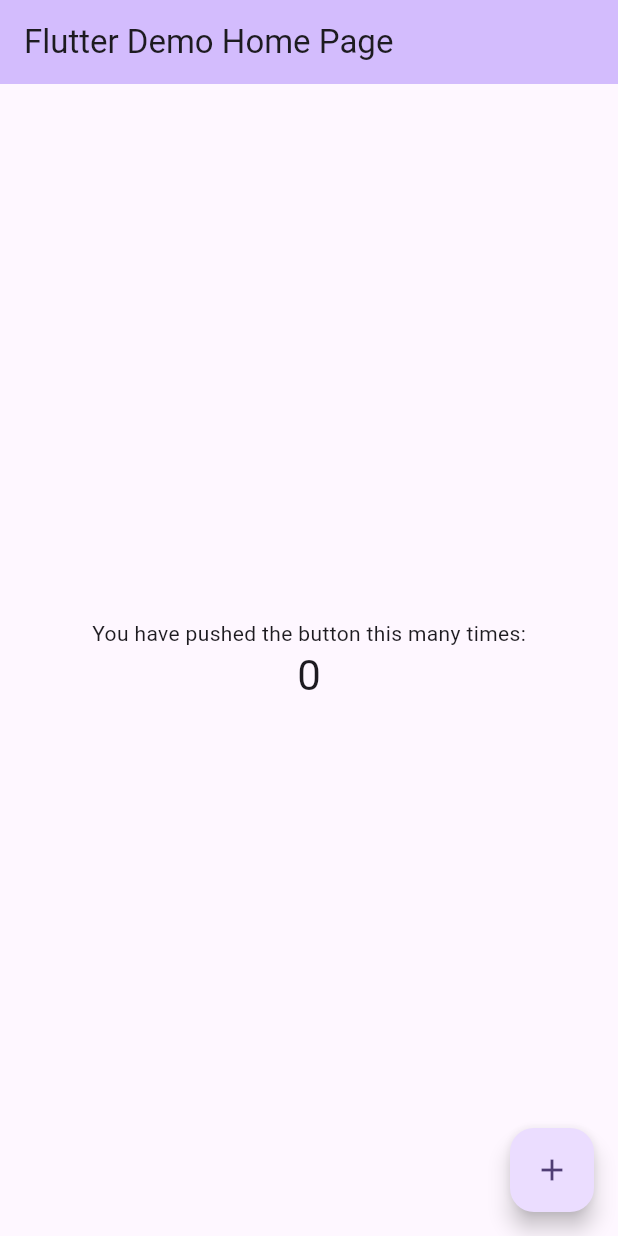
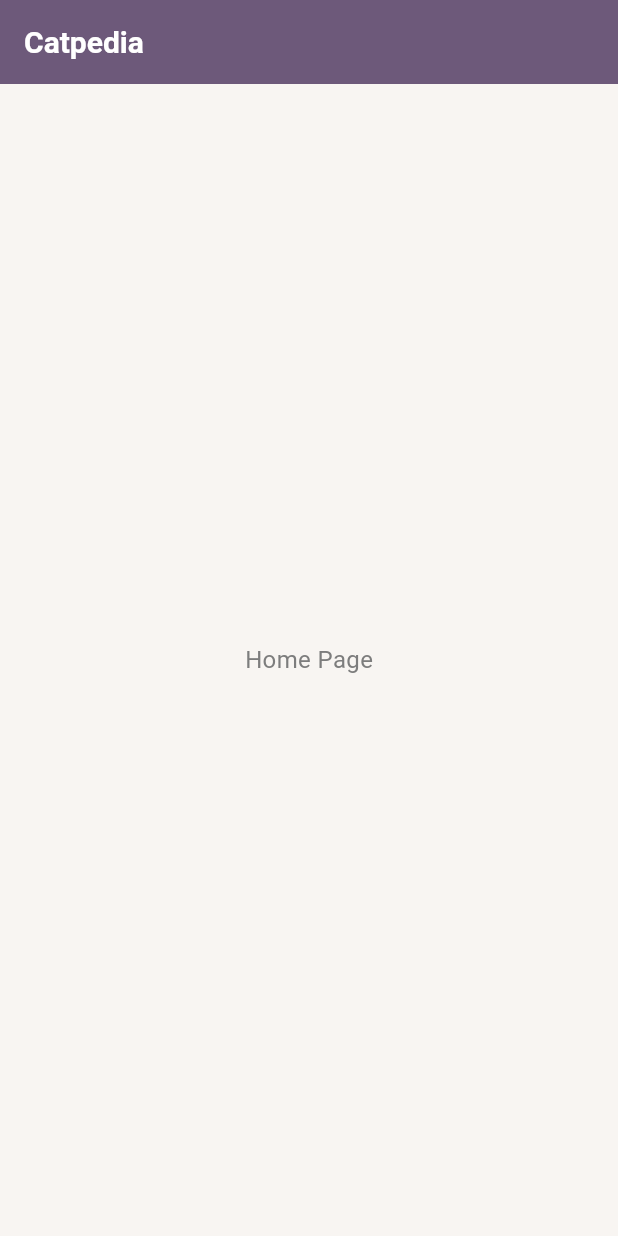
Before and after one commit to Ysparky/flutter_cat_breeds, a Flutter app: the screen it shows after launch, on a phone screen of 412 x 824 dp. Run offline on Flutter 3.47's test engine with Material 3 defaults, Android fonts, the light colour scheme and no system bars.

Commit message:
refactor: add app theme, colors and typography

```diff
--- /dev/null
+++ b/lib/core/theme/app_colors.dart
@@ -0,0 +1,17 @@
+import 'package:flutter/material.dart';
+
+class AppColors {
+  AppColors._();
+
+  static const primary = Color(0xFF6D597A);
+  static const secondary = Color(0xFFB56576);
+  static const background = Color(0xFFF8F5F2);
+  static const card = Color(0xFFFFFFFF);
+  static const textPrimary = Color(0xFF333333);
+  static const textSecondary = Color(0xFF7D7D7D);
+  static const accent = Color(0xFFE56B6F);
+
+  static const success = Color(0xFF70C1B3);
+  static const warning = Color(0xFFF3A712);
+  static const error = Color(0xFFEF476F);
+}
--- /dev/null
+++ b/lib/core/theme/app_theme.dart
@@ -0,0 +1,45 @@
+import 'package:flutter/material.dart';
+import 'package:flutter_cat_breeds/core/theme/app_typography.dart';
+import 'app_colors.dart';
+
+class AppTheme {
+  AppTheme._();
+
+  static ThemeData get lightTheme {
+    return ThemeData(
+      useMaterial3: true,
+      brightness: Brightness.light,
+      scaffoldBackgroundColor: AppColors.background,
+      primaryColor: AppColors.primary,
+      colorScheme: ColorScheme.light(
+        primary: AppColors.primary,
+        secondary: AppColors.secondary,
+        surface: AppColors.background,
+        error: AppColors.error,
+      ),
+      appBarTheme: const AppBarTheme(
+        backgroundColor: AppColors.primary,
+        foregroundColor: Colors.white,
+        elevation: 0,
+      ),
+      cardColor: AppColors.card,
+      textTheme: const TextTheme(
+        headlineLarge: AppTypography.headlineLarge,
+        headlineMedium: AppTypography.headlineMedium,
+        titleLarge: AppTypography.title,
+        bodyMedium: AppTypography.body,
+        labelLarge: AppTypography.label,
+        bodySmall: AppTypography.caption,
+      ),
+      elevatedButtonTheme: ElevatedButtonThemeData(
+        style: ElevatedButton.styleFrom(
+          backgroundColor: AppColors.primary,
+          foregroundColor: Colors.white,
+          shape: RoundedRectangleBorder(
+            borderRadius: BorderRadius.circular(12),
+          ),
+        ),
+      ),
+    );
+  }
+}
--- /dev/null
+++ b/lib/core/theme/app_typography.dart
@@ -0,0 +1,42 @@
+import 'package:flutter/material.dart';
+import 'app_colors.dart';
+
+class AppTypography {
+  AppTypography._();
+
+  static const TextStyle headlineLarge = TextStyle(
+    fontSize: 26,
+    fontWeight: FontWeight.bold,
+    color: AppColors.textPrimary,
+  );
+
+  static const TextStyle headlineMedium = TextStyle(
+    fontSize: 22,
+    fontWeight: FontWeight.w600,
+    color: AppColors.textPrimary,
+  );
+
+  static const TextStyle title = TextStyle(
+    fontSize: 20,
+    fontWeight: FontWeight.w600,
+    color: AppColors.textPrimary,
+  );
+
+  static const TextStyle body = TextStyle(
+    fontSize: 16,
+    fontWeight: FontWeight.normal,
+    color: AppColors.textSecondary,
+  );
+
+  static const TextStyle label = TextStyle(
+    fontSize: 14,
+    fontWeight: FontWeight.w500,
+    color: AppColors.textSecondary,
+  );
+
+  static const TextStyle caption = TextStyle(
+    fontSize: 12,
+    fontWeight: FontWeight.w400,
+    color: AppColors.textSecondary,
+  );
+}
--- a/lib/main.dart
+++ b/lib/main.dart
@@ -1,4 +1,5 @@
 import 'package:flutter/material.dart';
+import 'core/theme/app_theme.dart';
 
 void main() {
   runApp(const MyApp());
@@ -7,116 +8,25 @@ void main() {
 class MyApp extends StatelessWidget {
   const MyApp({super.key});
 
-  // This widget is the root of your application.
   @override
   Widget build(BuildContext context) {
     return MaterialApp(
-      title: 'Flutter Demo',
-      theme: ThemeData(
-        // This is the theme of your application.
-        //
-        // TRY THIS: Try running your application with "flutter run". You'll see
-        // the application has a purple toolbar. Then, without quitting the app,
-        // try changing the seedColor in the colorScheme below to Colors.green
-        // and then invoke "hot reload" (save your changes or press the "hot
-        // reload" button in a Flutter-supported IDE, or press "r" if you used
-        // the command line to start the app).
-        //
-        // Notice that the counter didn't reset back to zero; the application
-        // state is not lost during the reload. To reset the state, use hot
-        // restart instead.
-        //
-        // This works for code too, not just values: Most code changes can be
-        // tested with just a hot reload.
-        colorScheme: ColorScheme.fromSeed(seedColor: Colors.deepPurple),
-      ),
-      home: const MyHomePage(title: 'Flutter Demo Home Page'),
+      title: 'Catpedia',
+      theme: AppTheme.lightTheme,
+      debugShowCheckedModeBanner: false,
+      home: const HomePage(),
     );
   }
 }
 
-class MyHomePage extends StatefulWidget {
-  const MyHomePage({super.key, required this.title});
-
-  // This widget is the home page of your application. It is stateful, meaning
-  // that it has a State object (defined below) that contains fields that affect
-  // how it looks.
-
-  // This class is the configuration for the state. It holds the values (in this
-  // case the title) provided by the parent (in this case the App widget) and
-  // used by the build method of the State. Fields in a Widget subclass are
-  // always marked "final".
-
-  final String title;
-
-  @override
-  State<MyHomePage> createState() => _MyHomePageState();
-}
-
-class _MyHomePageState extends State<MyHomePage> {
-  int _counter = 0;
-
-  void _incrementCounter() {
-    setState(() {
-      // This call to setState tells the Flutter framework that something has
-      // changed in this State, which causes it to rerun the build method below
-      // so that the display can reflect the updated values. If we changed
-      // _counter without calling setState(), then the build method would not be
-      // called again, and so nothing would appear to happen.
-      _counter++;
-    });
-  }
+class HomePage extends StatelessWidget {
+  const HomePage({super.key});
 
   @override
   Widget build(BuildContext context) {
-    // This method is rerun every time setState is called, for instance as done
-    // by the _incrementCounter method above.
-    //
-    // The Flutter framework has been optimized to make rerunning build methods
-    // fast, so that you can just rebuild anything that needs updating rather
-    // than having to individually change instances of widgets.
     return Scaffold(
-      appBar: AppBar(
-        // TRY THIS: Try changing the color here to a specific color (to
-        // Colors.amber, perhaps?) and trigger a hot reload to see the AppBar
-        // change color while the other colors stay the same.
-        backgroundColor: Theme.of(context).colorScheme.inversePrimary,
-        // Here we take the value from the MyHomePage object that was created by
-        // the App.build method, and use it to set our appbar title.
-        title: Text(widget.title),
-      ),
-      body: Center(
-        // Center is a layout widget. It takes a single child and positions it
-        // in the middle of the parent.
-        child: Column(
-          // Column is also a layout widget. It takes a list of children and
-          // arranges them vertically. By default, it sizes itself to fit its
-          // children horizontally, and tries to be as tall as its parent.
-          //
-          // Column has various properties to control how it sizes itself and
-          // how it positions its children. Here we use mainAxisAlignment to
-          // center the children vertically; the main axis here is the vertical
-          // axis because Columns are vertical (the cross axis would be
-          // horizontal).
-          //
-          // TRY THIS: Invoke "debug painting" (choose the "Toggle Debug Paint"
-          // action in the IDE, or press "p" in the console), to see the
-          // wireframe for each widget.
-          mainAxisAlignment: MainAxisAlignment.center,
-          children: <Widget>[
-            const Text('You have pushed the button this many times:'),
-            Text(
-              '$_counter',
-              style: Theme.of(context).textTheme.headlineMedium,
-            ),
-          ],
-        ),
-      ),
-      floatingActionButton: FloatingActionButton(
-        onPressed: _incrementCounter,
-        tooltip: 'Increment',
-        child: const Icon(Icons.add),
-      ), // This trailing comma makes auto-formatting nicer for build methods.
+      appBar: AppBar(title: const Text('Catpedia')),
+      body: const Center(child: Text('Home Page')),
     );
   }
 }
```
